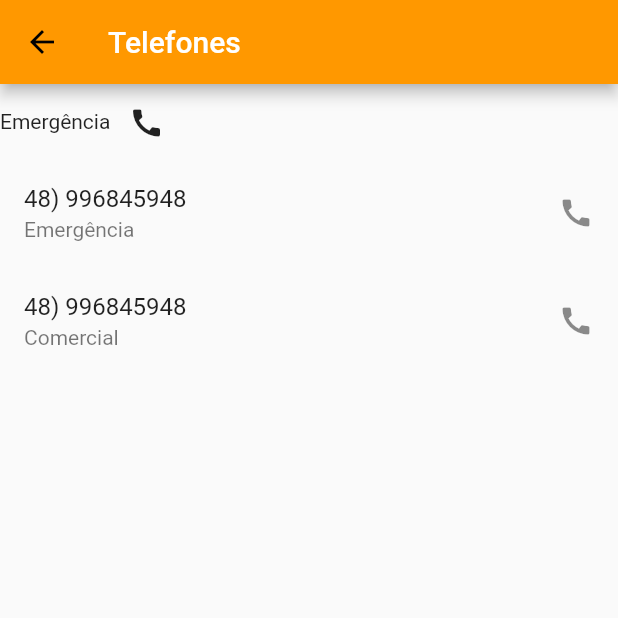
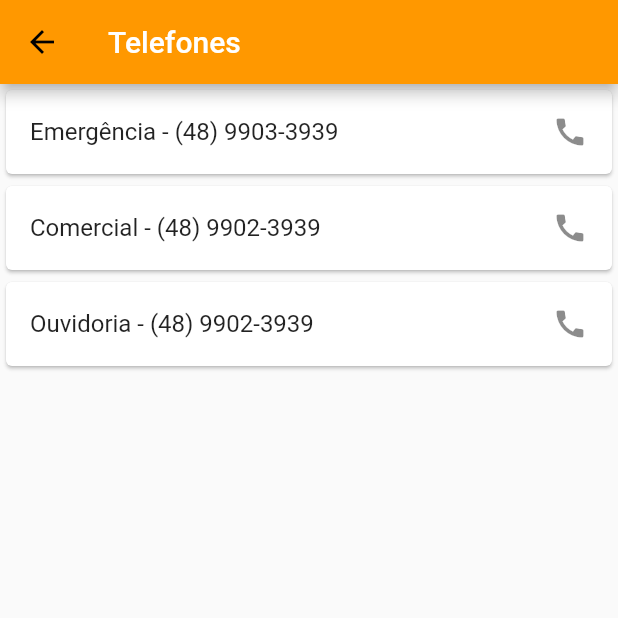
Before and after one commit to WillianLauber/appClone, a Flutter app: the Telefones screen opened directly, on a phone screen of 412 x 824 dp, the top half of it. Run offline on Flutter 3.47's test engine with Material 2 defaults, Android fonts, the phone set to English and light mode, and no system bars; our stand-ins replace pdf, sqflite; missing offline and left inert: flutter_full_pdf_viewer; accounts and stored records are empty.

Commit message:
refatora tela de telefones

```diff
--- a/lib/screens/telefones.dart
+++ b/lib/screens/telefones.dart
@@ -5,6 +5,8 @@ import 'package:url_launcher/url_launcher.dart';
 class Telefones extends StatelessWidget {
   @override
   Widget build(BuildContext context) {
+    double deviceWidth = MediaQuery.of(context).size.width;
+    double deviceHeight = MediaQuery.of(context).size.height;
     return Scaffold(
         appBar: AppBar(
             title: Text(
@@ -12,40 +14,30 @@ class Telefones extends StatelessWidget {
           style: TextStyle(color: Colors.white),
         )),
         body: SingleChildScrollView(
-            child: Column(
-                mainAxisSize: MainAxisSize.max,
-                mainAxisAlignment: MainAxisAlignment.end,
-                crossAxisAlignment: CrossAxisAlignment.end,
-                children: <Widget>[
-
-          Row(children: <Widget>[
-            Container(
-              height: 50,
-              child: const Center(child: Text('Emergência')),
-            ),
-            Column(children: <Widget>[
-              Container(
-                height: 50,
-                child: new IconButton(
-                  icon: Icon(Icons.call),
-                  onPressed: () => launch("tel://21213123123"),
-                  // child: new Text("Ouvidoria")
-                ),
-                alignment: Alignment.bottomRight,
-              ),
-            ], crossAxisAlignment: CrossAxisAlignment.end),
-          ]),
-          const ListTile(
-            title: Text('48) 996845948'),
-            subtitle: Text('Emergência'),
-            trailing: Icon(Icons.call),/* react to the tile being tapped */
-          ),
-          const ListTile(
-            title: Text('48) 996845948'),
-            subtitle: Text('Comercial'),
-            trailing: Icon(Icons.call),
-          )
-        ])));
+            child: Column(children: <Widget>[    Card(
+                child: ListTile(
+                  trailing: Icon(Icons.call),
+                  title: Text("Emergência - (48) 9903-3939"),
+                  onTap: () {
+                        launch("tel://21213123123");
+                  },
+                )), //PDFCreator
+              Card(
+                  child: ListTile(
+                    trailing: Icon(Icons.call),
+                    title: Text("Comercial - (48) 9902-3939"),
+                    onTap: () {
+                      launch("tel://21213123123");
+                    },
+                  )),
+    Card(
+    child: ListTile(
+    trailing: Icon(Icons.call),
+    title: Text("Ouvidoria - (48) 9902-3939"),
+    onTap: () {
+    launch("tel://21213123123");
+    },
+    )),])));
   }
 
   void launchUrl(String url) async {
```
